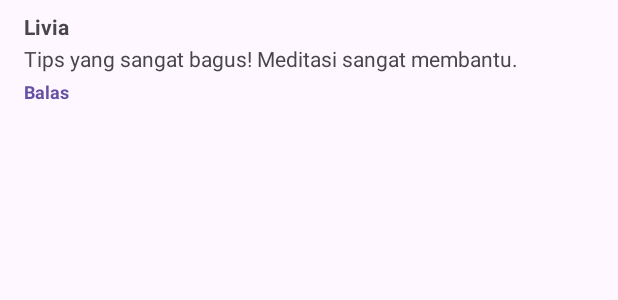
After one commit to henrysalim/map-midterm-exam, an Android app: the layout list_item_comment.xml on its own in the app's theme, with its tools: preview values and no code run, on a phone screen of 412 x 824 dp. The commit adds this screen. Shown: the top 300 px of the screen. Run offline under Robolectric (Android 15) with nearby library versions, the light colour scheme and no system bars.

Commit message:
Add UI for comment

```diff
--- a/app/src/main/java/com/example/midtermexam/api/NewsApiService.kt
+++ b/app/src/main/java/com/example/midtermexam/api/NewsApiService.kt
@@ -15,13 +15,13 @@ interface NewsApiService {
         @Query("q") query: String,
         @Query("lang") lang: String = "id",
         @Query("country") country: String = "id",
-        @Query("page") page: Int, // <-- TAMBAHKAN INI
+        @Query("page") page: Int,
         @Query("apikey") apiKey: String
     ): Response<NewsApiResponse>
 
 
     companion object {
-        private const val BASE_URL = "https://gnews.io/" // <-- BASE URL BARU
+        private const val BASE_URL = "https://gnews.io/"
 
         fun create(): NewsApiService {
             val retrofit = Retrofit.Builder()
--- /dev/null
+++ b/app/src/main/res/layout/list_item_comment.xml
@@ -0,0 +1,45 @@
+<?xml version="1.0" encoding="utf-8"?>
+<LinearLayout xmlns:android="http://schemas.android.com/apk/res/android"
+              xmlns:tools="http://schemas.android.com/tools"
+              android:layout_width="match_parent"
+              android:layout_height="wrap_content"
+              android:orientation="vertical"
+              android:paddingTop="8dp"
+              android:paddingBottom="8dp"
+              android:paddingStart="16dp"
+              android:paddingEnd="16dp">
+
+    <TextView
+            android:id="@+id/textViewCommentAuthor"
+            android:layout_width="wrap_content"
+            android:layout_height="wrap_content"
+            android:textStyle="bold"
+            tools:text="Livia" />
+
+    <TextView
+            android:id="@+id/textViewCommentText"
+            android:layout_width="match_parent"
+            android:layout_height="wrap_content"
+            android:layout_marginTop="2dp"
+            tools:text="Tips yang sangat bagus! Meditasi sangat membantu." />
+
+    <TextView
+            android:id="@+id/buttonReply"
+            android:layout_width="wrap_content"
+            android:layout_height="wrap_content"
+            android:text="Balas"
+            android:textSize="12sp"
+            android:textStyle="bold"
+            android:paddingTop="4dp"
+            android:paddingBottom="4dp"
+            android:textColor="?attr/colorPrimary" />
+
+    <LinearLayout
+            android:id="@+id/repliesContainer"
+            android:layout_width="match_parent"
+            android:layout_height="wrap_content"
+            android:orientation="vertical"
+            android:layout_marginStart="16dp"
+            android:layout_marginTop="4dp" />
+
+</LinearLayout>
```
Also changed, not shown: app/src/main/java/com/example/midtermexam/ArticleDetailFragment.kt (+67 -10 lines), app/src/main/java/com/example/midtermexam/data/Article.kt (+6 -1 lines), app/src/main/java/com/example/midtermexam/data/CommentRepository.kt (added, +33 -0 lines), app/src/main/java/com/example/midtermexam/ui/ArticleAdapter.kt (+0 -9 lines), app/src/main/java/com/example/midtermexam/ui/ArticleFragment.kt (+0 -7 lines), app/src/main/java/com/example/midtermexam/ui/ArticleViewModel.kt (+1 -7 lines), app/src/main/java/com/example/midtermexam/ui/CommentAdapter.kt (added, +65 -0 lines), app/src/main/res/layout/fragment_article_detail.xml (+56 -10 lines), 1 other file.
